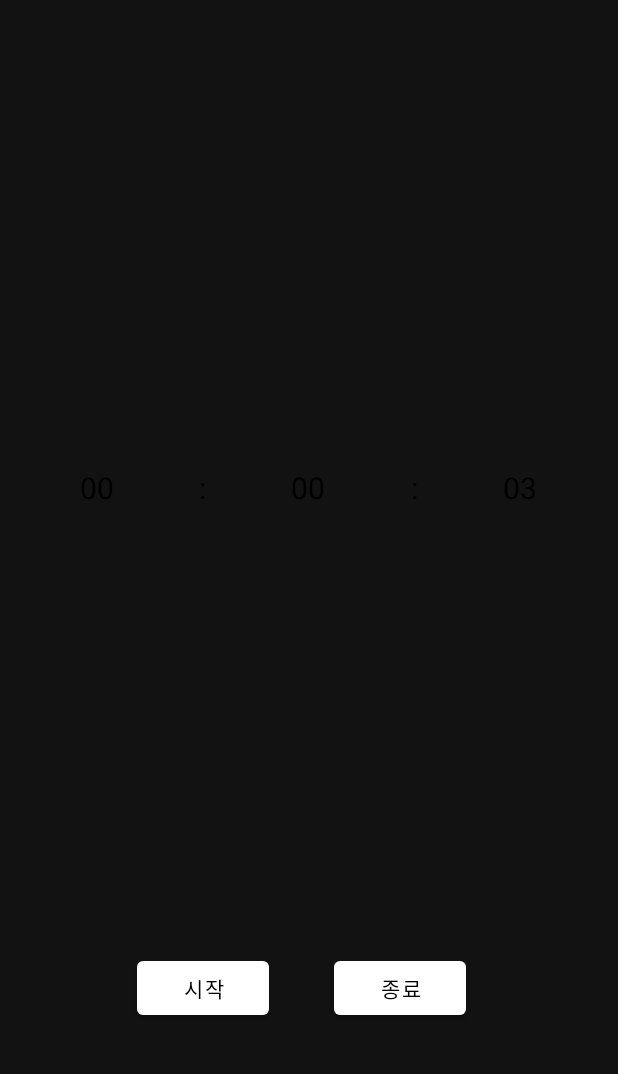
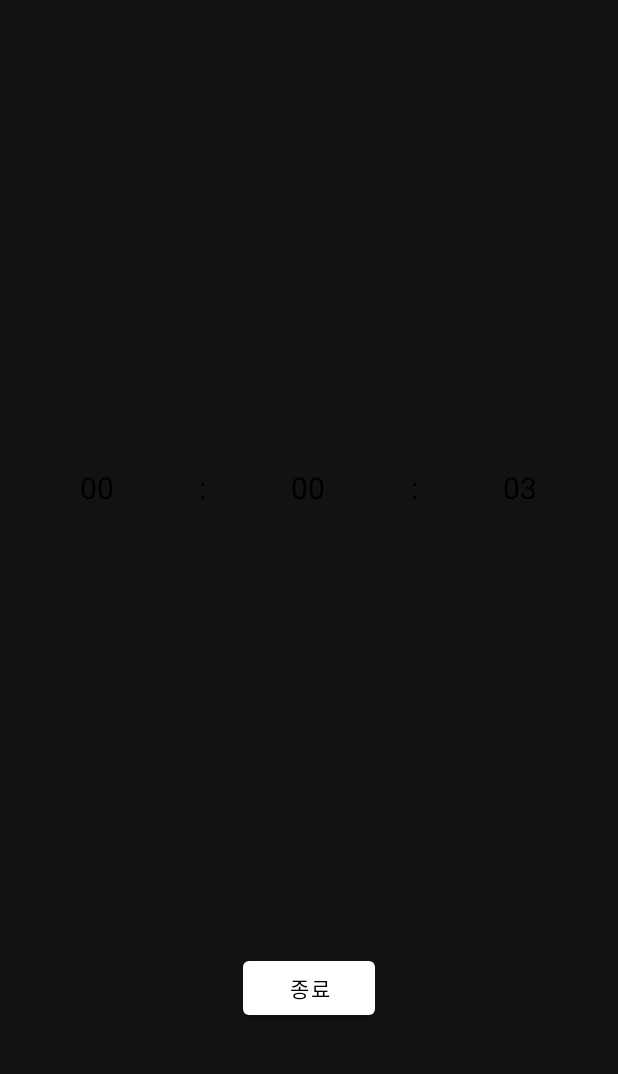
Before and after one commit to excodaw/Android-Project, an Android app: the RoutineStartActivity screen opened directly, with no data from a screen before it, on a phone screen of 412 x 824 dp, the part 62-1136 px from its top. Run offline under Robolectric (Android 15) with nearby library versions, the phone set to English and light mode, and no system bars.

```diff
--- a/app/src/main/java/com/example/githubproject/RoutineStartActivity.java
+++ b/app/src/main/java/com/example/githubproject/RoutineStartActivity.java
@@ -16,7 +16,7 @@ import java.util.TimerTask;
 public class RoutineStartActivity extends AppCompatActivity{
     LinearLayout timeCountSettingLV, timeCountLV;
     TextView hourTV, minuteTV, secondTV, finishTV;
-    Button startBtn, endBtn;
+    Button  endBtn;
     int hour, minute, second;
 
 
@@ -35,12 +35,8 @@ public class RoutineStartActivity extends AppCompatActivity{
         secondTV = (TextView)findViewById(R.id.secondTV);
         finishTV = (TextView)findViewById(R.id.finishTV);
 
-        startBtn = (Button)findViewById(R.id.startBtn);
         endBtn= (Button) findViewById((R.id.endBtn));
 
-        // 시작버튼 이벤트 1처리
-
-                //timeCountSettingLV.setVisibility(View.GONE);
                 timeCountLV.setVisibility(View.VISIBLE);
 
                 hourTV.setText("00");
--- a/app/src/main/res/layout/activity_routine_start.xml
+++ b/app/src/main/res/layout/activity_routine_start.xml
@@ -13,7 +13,7 @@
         android:orientation="horizontal"
         android:visibility="gone"
         android:layout_marginHorizontal="30dp"
-        app:layout_constraintBottom_toTopOf="@+id/startBtn"
+        app:layout_constraintBottom_toTopOf="@+id/endBtn"
         app:layout_constraintEnd_toEndOf="parent"
         app:layout_constraintStart_toStartOf="parent"
         app:layout_constraintTop_toTopOf="parent">
@@ -85,16 +85,6 @@
         app:layout_constraintStart_toStartOf="parent"
         app:layout_constraintTop_toTopOf="parent" />
 
-    <Button
-        android:id="@+id/startBtn"
-        android:layout_width="wrap_content"
-        android:layout_height="wrap_content"
-        android:layout_marginBottom="100dp"
-        android:text="시작"
-        app:layout_constraintBottom_toBottomOf="parent"
-        app:layout_constraintEnd_toEndOf="parent"
-        app:layout_constraintHorizontal_bias="0.281"
-        app:layout_constraintStart_toStartOf="parent" />
 
     <Button
         android:id="@+id/endBtn"
@@ -104,7 +94,7 @@
         android:text="종료"
         app:layout_constraintBottom_toBottomOf="parent"
         app:layout_constraintEnd_toEndOf="parent"
-        app:layout_constraintHorizontal_bias="0.687"
+        app:layout_constraintHorizontal_bias="0.5"
         app:layout_constraintStart_toStartOf="parent" />
 
 </androidx.constraintlayout.widget.ConstraintLayout>
```
